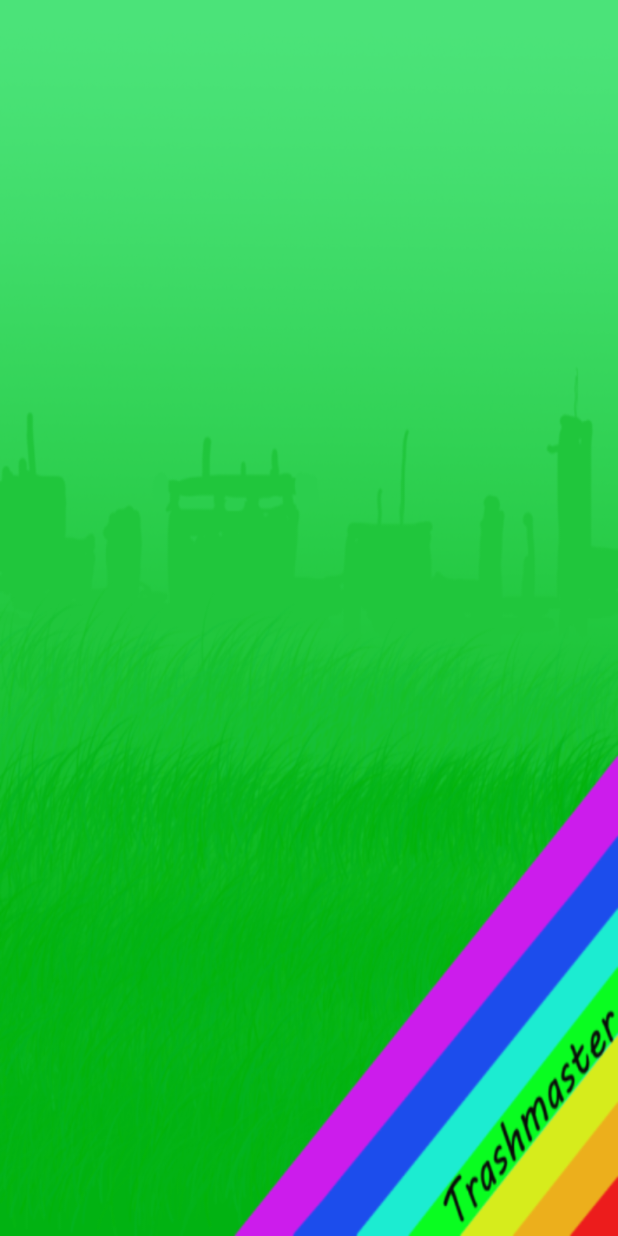
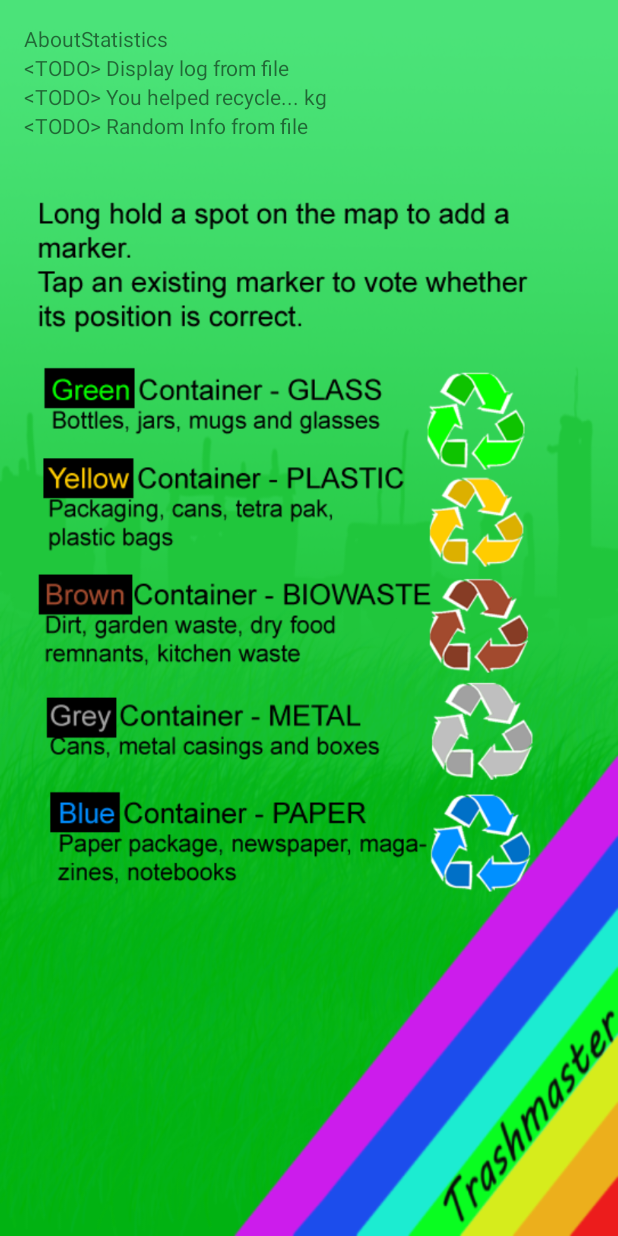
Before and after one commit to ojakovlj/trashmaster, an Android app: the layout activity_overview.xml on its own in the app's theme, with its tools: preview values and no code run, on a phone screen of 412 x 824 dp. Run offline under Robolectric (Android 15) with nearby library versions, the phone set to English and light mode, and no system bars.

Commit message:
Prepravljene ikone markera, dodani tabovi na Overview activity, popravljene povratne poruke greski PHP skripti

```diff
--- a/app/src/main/res/layout/activity_overview.xml
+++ b/app/src/main/res/layout/activity_overview.xml
@@ -7,4 +7,72 @@
     tools:context="com.sincress.trashmaster.OverviewActivity"
     android:background="@drawable/bckgrnd">
 
+    <TabHost
+        android:layout_width="fill_parent"
+        android:layout_height="fill_parent"
+        android:id="@+id/tabHost"
+        android:layout_centerVertical="true"
+        android:layout_alignParentRight="true"
+        android:layout_alignParentEnd="true">
+
+        <LinearLayout
+            android:layout_width="fill_parent"
+            android:layout_height="fill_parent"
+            android:orientation="vertical">
+
+            <TabWidget
+                android:id="@android:id/tabs"
+                android:layout_width="fill_parent"
+                android:layout_height="wrap_content">
+
+                <TextView
+                    android:tag="tab0"
+                    android:text="About"
+                    android:layout_width="wrap_content"
+                    android:layout_height="fill_parent"
+                    />
+                <TextView
+                    android:tag="tab1"
+                    android:text="Statistics"
+                    android:layout_width="wrap_content"
+                    android:layout_height="fill_parent"
+                    />
+
+            </TabWidget>
+
+            <FrameLayout
+                android:id="@android:id/tabcontent"
+                android:layout_width="fill_parent"
+                android:layout_height="fill_parent">
+                --First Tab (ABOUT) content
+                <LinearLayout
+                    android:layout_width="fill_parent"
+                    android:layout_height="fill_parent"
+                    android:orientation="vertical">
+                    <ImageView
+                        android:layout_width="wrap_content"
+                        android:layout_height="wrap_content"
+                        android:src="@drawable/instructions"/>
+                </LinearLayout>
+                --Second Tab (STATS) content
+                <LinearLayout
+                    android:layout_width="fill_parent"
+                    android:layout_height="fill_parent"
+                    android:orientation="vertical">
+                    <TextView
+                        android:layout_width="wrap_content"
+                        android:layout_height="wrap_content"
+                        android:text="&lt;TODO&gt; Display log from file"/>
+                    <TextView
+                        android:layout_width="wrap_content"
+                        android:layout_height="wrap_content"
+                        android:text="&lt;TODO&gt; You helped recycle... kg"/>
+                    <TextView
+                        android:layout_width="wrap_content"
+                        android:layout_height="wrap_content"
+                        android:text="&lt;TODO&gt; Random Info from file"/>
+                </LinearLayout>
+            </FrameLayout>
+        </LinearLayout>
+    </TabHost>
 </RelativeLayout>
```
Also changed, not shown: app/src/main/java/com/sincress/trashmaster/OverviewActivity.java (+46 -22 lines), app/src/main/res/drawable/instructions.png (added), app/src/main/res/drawable/symbol_blue.png, app/src/main/res/drawable/symbol_brown.png, app/src/main/res/drawable/symbol_green.png, app/src/main/res/drawable/symbol_grey.png, app/src/main/res/drawable/symbol_yellow.png, 9 other files.
